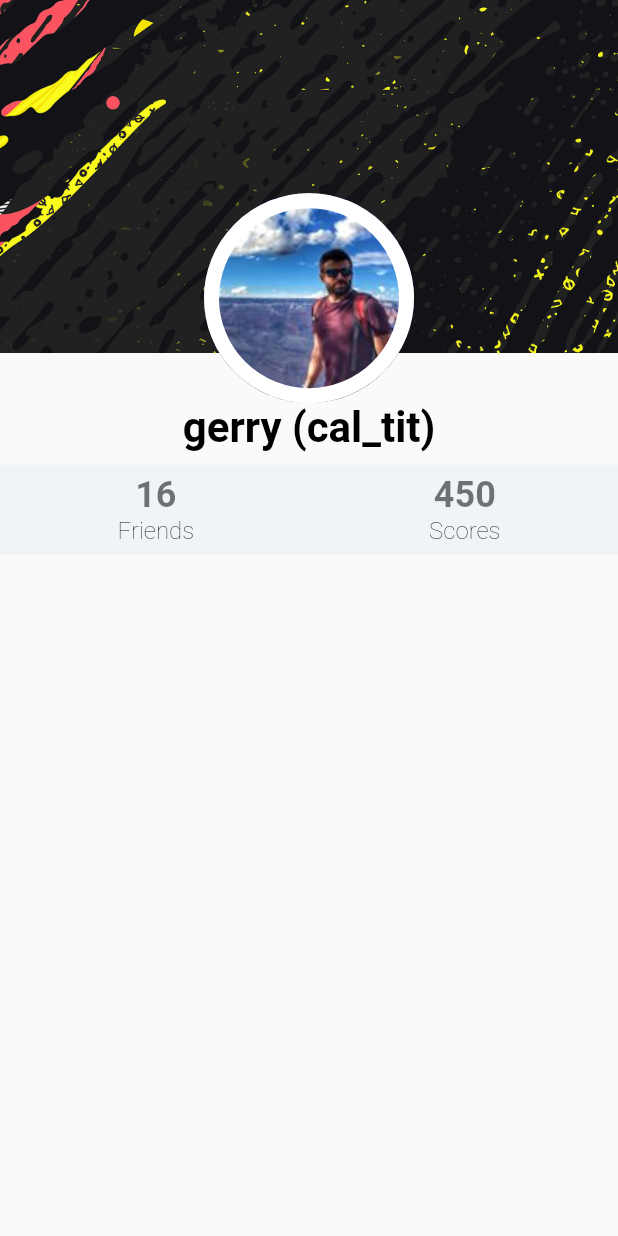
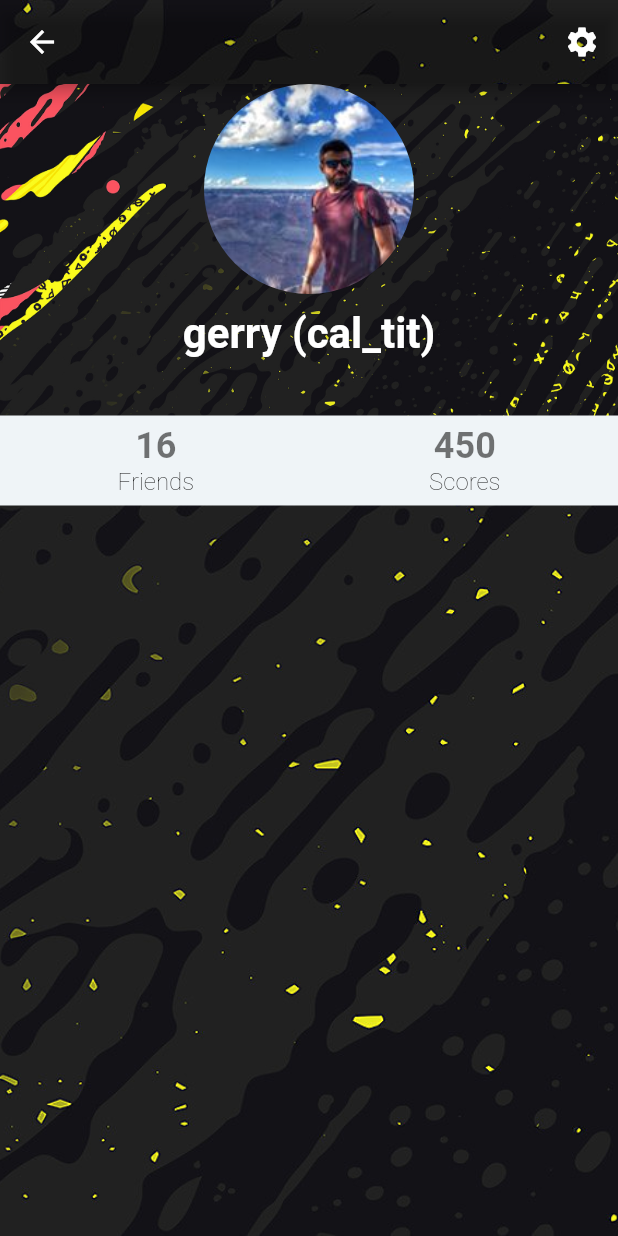
Before and after one commit to charly3pins/fifa_gen, a Flutter app: the HomeScreen screen opened by its route, after a tap on the "person" icon, on a phone screen of 412 x 824 dp. Run offline on Flutter 3.47's test engine with Material 2 defaults, Android fonts, the phone set to English and light mode, and no system bars.

Commit message:
feat :sparkles:: improved style

```diff
--- a/lib/main.dart
+++ b/lib/main.dart
@@ -12,7 +12,7 @@ class FifaGen extends StatelessWidget {
   Widget build(BuildContext context) {
     return MaterialApp(
       debugShowCheckedModeBanner: false,
-      initialRoute: "/",
+      initialRoute: "/login",
       routes: routes,
     );
   }
--- a/lib/routes.dart
+++ b/lib/routes.dart
@@ -6,7 +6,7 @@ import 'screen/user_profile.dart';
 
 
 final Map<String, WidgetBuilder> routes = <String, WidgetBuilder>{
-  "/": (BuildContext context) => LoginPage(),
+  "/login": (BuildContext context) => LoginPage(),
   "/home": (BuildContext context) => HomeScreen(),
   "/userprofile": (BuildContext context) => UserProfileScreen(),
 };
--- a/lib/screen/home.dart
+++ b/lib/screen/home.dart
@@ -17,13 +17,13 @@ class _HomeScreenState extends State<HomeScreen> {
       Card(
         child: ListTile(
             leading: Icon(Icons.calendar_today),
-            title: Text("Tottenham - Juventus")
+            title: Text("Tottenham - Juventus (Challenge Covid)")
         ),
       ),
       Card(
         child: ListTile(
             leading: Icon(Icons.calendar_today),
-            title: Text("PSG - Liverpool")
+            title: Text("PSG - Liverpool  (Challenge Covid)")
         ),
       )
     ],
@@ -32,7 +32,7 @@ class _HomeScreenState extends State<HomeScreen> {
       Card(
         child: ListTile(
             leading: Icon(Icons.toys),
-            title: Text("Challenge Covid")
+            title: Text("Challenge Covid (Pollitas team)")
         ),
       )
     ],
@@ -56,8 +56,23 @@ class _HomeScreenState extends State<HomeScreen> {
 
   @override
   Widget build(BuildContext context) {
-    return Scaffold(
+    return Stack(
+      children: <Widget>[
+        Container(
+          height: double.infinity,
+          width: double.infinity,
+          decoration: new BoxDecoration(
+            color: Colors.black,
+            image: new DecorationImage(
+              image: new AssetImage("assets/fifa-20-bg.jpeg"),
+              fit: BoxFit.cover,
+            ),
+          ),
+        ),
+        Scaffold(
+          backgroundColor: Colors.transparent,
           appBar: AppBar(
+            backgroundColor: Colors.transparent,
             leading: IconButton(
               icon: const Icon(Icons.person),
               tooltip: 'Profile',
@@ -107,6 +122,8 @@ class _HomeScreenState extends State<HomeScreen> {
               selectedItemColor: Colors.amber[800],
               onTap: _onItemTapped,
             ),
+        ),
+      ],
     );
   }
 }
--- a/lib/screen/login.dart
+++ b/lib/screen/login.dart
@@ -23,7 +23,7 @@ class _LoginPageScreen extends State<LoginPage> {
   final _user = User();
 
   // Set initial mode to login
-  AuthMode _authMode = AuthMode.SIGNUP;
+  AuthMode _authMode = AuthMode.LOGIN;
 
   @override
   Widget build(BuildContext context) {
--- a/lib/screen/user_profile.dart
+++ b/lib/screen/user_profile.dart
@@ -35,10 +35,6 @@ class UserProfileScreen extends StatelessWidget {
             fit: BoxFit.cover,
           ),
           borderRadius: BorderRadius.circular(80.0),
-          border: Border.all(
-            color: Colors.white,
-            width: 10.0,
-          ),
         ),
       ),
     );
@@ -46,7 +42,7 @@ class UserProfileScreen extends StatelessWidget {
 
   Widget _buildFullName() {
     TextStyle _nameTextStyle = TextStyle(
-      color: Colors.black,
+      color: Colors.white,
       fontSize: 28.0,
       fontWeight: FontWeight.w700,
     );
@@ -225,7 +221,33 @@ class UserProfileScreen extends StatelessWidget {
     user = ModalRoute.of(context).settings.arguments;
 
     Size screenSize = MediaQuery.of(context).size;
-    return Scaffold(
+
+    return Stack(
+      children: <Widget>[
+        Container(
+          height: double.infinity,
+          width: double.infinity,
+          decoration: new BoxDecoration(
+            color: Colors.black,
+            image: new DecorationImage(
+              image: new AssetImage("assets/fifa-20-bg.jpeg"),
+              fit: BoxFit.cover,
+            ),
+          ),
+        ),
+        Scaffold(
+          backgroundColor: Colors.transparent,
+          appBar: new AppBar(
+            backgroundColor: Colors.transparent,
+            actions: <Widget>[
+              IconButton(
+                icon: Icon(Icons.settings,
+                color: Colors.white,),
+                // TODO implement settings page
+                //onPressed: () {},
+              )
+            ],
+          ),
           body: Stack(
             children: <Widget>[
               _buildCoverImage(screenSize),
@@ -233,10 +255,12 @@ class UserProfileScreen extends StatelessWidget {
                 child: SingleChildScrollView(
                   child: Column(
                     children: <Widget>[
-                  SizedBox(height: screenSize.height / 6.4),
+                      //SizedBox(height: screenSize.height / 6.4),
                       _buildProfileImage(),
+                      SizedBox(height: 10.0),
                       _buildFullName(),
                       //_buildStatus(context),
+                      SizedBox(height: 30.0),
                       _buildStatContainer(),
                       //_buildBio(context),
                       // _buildSeparator(screenSize),
@@ -250,6 +274,8 @@ class UserProfileScreen extends StatelessWidget {
               ),
             ],
           ),
+        ),
+      ],
     );
   }
 }
```
Lines whose indentation alone changed are shown as unchanged.
